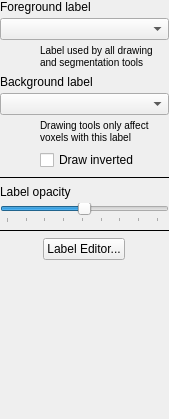
Above: GUI/Qt/Components/LabelInspector.ui from pyushkevich/itksnap before the change. Below: the same form after it.
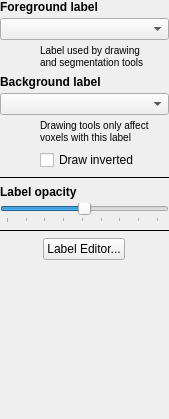
That is the form after the change. Custom widgets are drawn as their Qt base class.

Commit message: trying to fix font scaling between platforms

```diff
--- a/GUI/Qt/Components/LabelInspector.ui
+++ b/GUI/Qt/Components/LabelInspector.ui
@@ -51,8 +51,13 @@
        <property name="font">
         <font>
          <pointsize>-1</pointsize>
+         <weight>75</weight>
+         <bold>true</bold>
         </font>
        </property>
+       <property name="styleSheet">
+        <string notr="true">font-weight:bold;</string>
+       </property>
        <property name="text">
         <string>Foreground label</string>
        </property>
@@ -106,7 +111,7 @@
           <string notr="true">font-size:10px;</string>
          </property>
          <property name="text">
-          <string>&lt;html&gt;&lt;head/&gt;&lt;body&gt;&lt;p&gt;Label used by all drawing &lt;br/&gt;and segmentation tools&lt;/p&gt;&lt;/body&gt;&lt;/html&gt;</string>
+          <string>&lt;html&gt;&lt;head/&gt;&lt;body&gt;&lt;p&gt;Label used by drawing &lt;br/&gt;and segmentation tools&lt;/p&gt;&lt;/body&gt;&lt;/html&gt;</string>
          </property>
          <property name="wordWrap">
           <bool>true</bool>
@@ -127,8 +132,13 @@
        <property name="font">
         <font>
          <pointsize>-1</pointsize>
+         <weight>75</weight>
+         <bold>true</bold>
         </font>
        </property>
+       <property name="styleSheet">
+        <string notr="true">font-weight:bold;</string>
+       </property>
        <property name="text">
         <string>Background label</string>
        </property>
@@ -249,8 +259,13 @@
        <property name="font">
         <font>
          <pointsize>-1</pointsize>
+         <weight>75</weight>
+         <bold>true</bold>
         </font>
        </property>
+       <property name="styleSheet">
+        <string notr="true">font-weight:bold;</string>
+       </property>
        <property name="text">
         <string>Label opacity</string>
        </property>
```
The commit also changes 4 other files.
